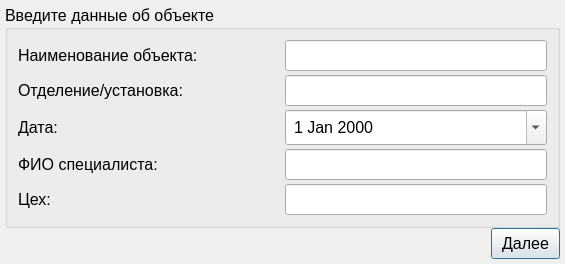
Old version of the form ObjectWindow.ui in the repository Rekvim/MpiSdk.
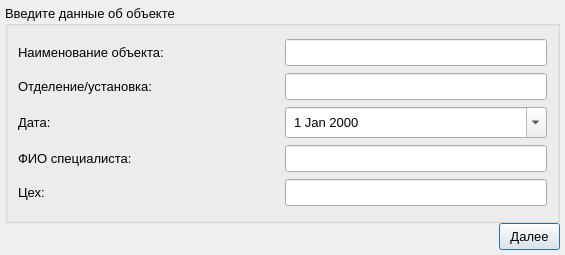
New version of the form.

The edit to the form file:
```diff
--- a/ObjectWindow.ui
+++ b/ObjectWindow.ui
@@ -7,7 +7,7 @@
     <x>0</x>
     <y>0</y>
     <width>565</width>
-    <height>263</height>
+    <height>255</height>
    </rect>
   </property>
   <property name="sizePolicy">
@@ -40,7 +40,7 @@
      <property name="font">
       <font>
        <family>Segoe UI</family>
-       <pointsize>12</pointsize>
+       <pointsize>10</pointsize>
        <bold>false</bold>
       </font>
      </property>
@@ -76,7 +76,7 @@
           <property name="font">
            <font>
             <family>Segoe UI</family>
-            <pointsize>12</pointsize>
+            <pointsize>10</pointsize>
             <bold>false</bold>
            </font>
           </property>
@@ -90,7 +90,7 @@
           <property name="font">
            <font>
             <family>Segoe UI</family>
-            <pointsize>12</pointsize>
+            <pointsize>10</pointsize>
             <bold>false</bold>
            </font>
           </property>
@@ -114,7 +114,7 @@
           <property name="font">
            <font>
             <family>Segoe UI</family>
-            <pointsize>12</pointsize>
+            <pointsize>10</pointsize>
             <bold>false</bold>
            </font>
           </property>
@@ -128,7 +128,7 @@
           <property name="font">
            <font>
             <family>Segoe UI</family>
-            <pointsize>12</pointsize>
+            <pointsize>10</pointsize>
             <bold>false</bold>
            </font>
           </property>
@@ -152,7 +152,7 @@
           <property name="font">
            <font>
             <family>Segoe UI</family>
-            <pointsize>12</pointsize>
+            <pointsize>10</pointsize>
             <bold>false</bold>
            </font>
           </property>
@@ -172,7 +172,7 @@
           <property name="font">
            <font>
             <family>Segoe UI</family>
-            <pointsize>12</pointsize>
+            <pointsize>10</pointsize>
             <bold>false</bold>
            </font>
           </property>
@@ -199,7 +199,7 @@
           <property name="font">
            <font>
             <family>Segoe UI</family>
-            <pointsize>12</pointsize>
+            <pointsize>10</pointsize>
             <bold>false</bold>
            </font>
           </property>
@@ -213,7 +213,7 @@
           <property name="font">
            <font>
             <family>Segoe UI</family>
-            <pointsize>12</pointsize>
+            <pointsize>10</pointsize>
             <bold>false</bold>
            </font>
           </property>
@@ -237,7 +237,7 @@
           <property name="font">
            <font>
             <family>Segoe UI</family>
-            <pointsize>12</pointsize>
+            <pointsize>10</pointsize>
             <bold>false</bold>
            </font>
           </property>
@@ -251,7 +251,7 @@
           <property name="font">
            <font>
             <family>Segoe UI</family>
-            <pointsize>12</pointsize>
+            <pointsize>10</pointsize>
             <bold>false</bold>
            </font>
           </property>
@@ -285,7 +285,8 @@
        <property name="font">
         <font>
          <family>Segoe UI</family>
-         <pointsize>12</pointsize>
+         <pointsize>10</pointsize>
+         <bold>false</bold>
         </font>
        </property>
        <property name="styleSheet">
```
